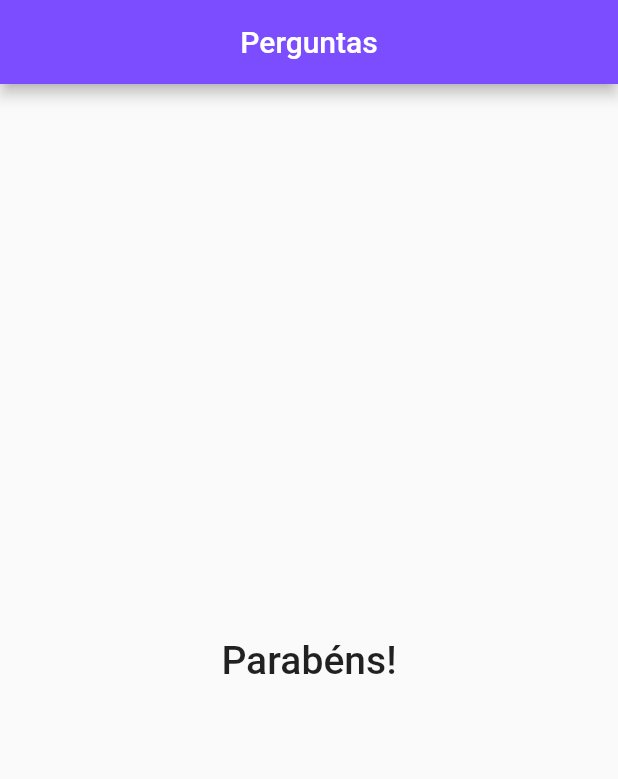
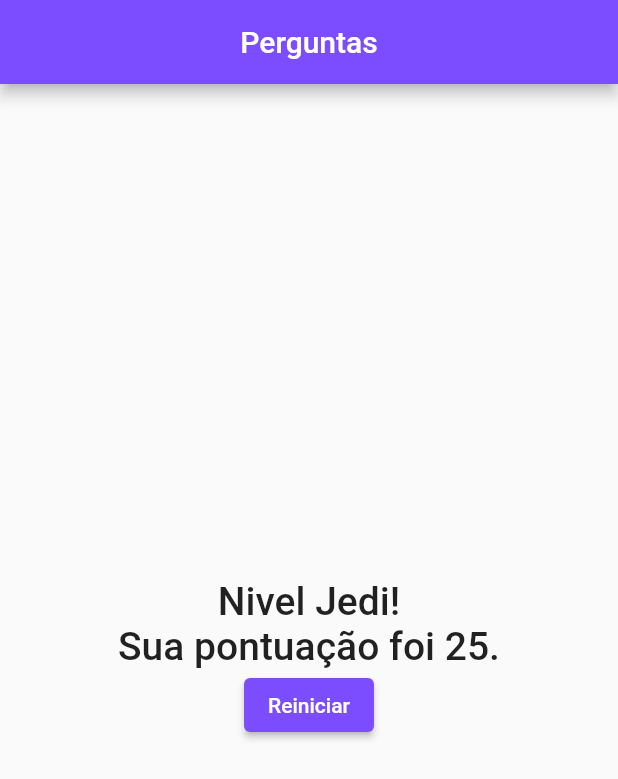
Before and after one commit to igorhms/flutter-projeto-perguntas, a Flutter app: the screen it shows after launch, after a tap on "Preto", after a tap on "Burguer King", after a tap on "Passarinho", on a phone screen of 412 x 824 dp. Shown: the top 779 px of the screen. Run offline on Flutter 3.47's test engine with Material 2 defaults, Android fonts, the phone set to English and light mode, and no system bars.

```diff
--- a/lib/main.dart
+++ b/lib/main.dart
@@ -2,47 +2,67 @@
 
 import 'package:flutter/cupertino.dart';
 import 'package:flutter/material.dart';
-import 'package:projeto_perguntas/resposta.dart';
-import './questao.dart';
+import 'package:projeto_perguntas/questionario.dart';
 import './resultado.dart';
 
 main() => runApp(PerguntaApp());
 
 class _PerguntaAppState extends State<PerguntaApp> {
   var _perguntaSelecionada = 0;
-  final List<Map<String, dynamic>> _perguntas = [
+  var _pontuacaoTotal = 0;
+
+  final List<Map<String, dynamic>> perguntas = [
     {
       'texto': 'Qual é a sua cor favorita?',
-      'respostas': ['Preto', 'Vermelho', 'Verde', 'Azul'],
+      'respostas': [
+        {'texto': 'Preto', 'pontuacao': 10},
+        {'texto': 'Vermelho', 'pontuacao': 5},
+        {'texto': 'Verde', 'pontuacao': 10},
+        {'texto': 'Azul', 'pontuacao': 1}
+      ],
     },
     {
       'texto': 'Qual é a sua comida favorita?',
-      'respostas': ['Salgados', 'Burguer King', 'Lasanha', 'Pizza'],
+      'respostas': [
+        {'texto': 'Salgados', 'pontuacao': 10},
+        {'texto': 'Burguer King', 'pontuacao': 8},
+        {'texto': 'Lasanha', 'pontuacao': 4},
+        {'texto': 'Pizza', 'pontuacao': 6},
+      ],
     },
     {
       'texto': 'Qual é o seu animal favorito?',
-      'respostas': ['Cachorro', 'Gato', 'Passarinho', 'Leão'],
+      'respostas': [
+        {'texto': 'Cachorro', 'pontuacao': 10},
+        {'texto': 'Gato', 'pontuacao': 9},
+        {'texto': 'Passarinho', 'pontuacao': 7},
+        {'texto': 'Leão', 'pontuacao': 8},
+      ],
     },
   ];
 
-  bool get temPerguntaSelecionada {
-    return _perguntaSelecionada < _perguntas.length;
+  void _responder(int pontuacao) {
+    if (temPerguntaSelecionada) {
+      setState(() {
+        _perguntaSelecionada++;
+        _pontuacaoTotal += pontuacao;
+      });
+    }
   }
 
-  void _responder() {
+  void _reiniciarQuestionario() {
     setState(() {
-      _perguntaSelecionada++;
+      _perguntaSelecionada = 0;
+      _pontuacaoTotal = 0;
     });
+  }
+
+  bool get temPerguntaSelecionada {
+    return _perguntaSelecionada < perguntas.length;
   }
 
   @override
   Widget build(BuildContext context) {
-    List<String> respostas = temPerguntaSelecionada
-        ? _perguntas[_perguntaSelecionada]['respostas']
-        : [];
-    List<Widget> widgets =
-        respostas.map((t) => Resposta(t, _responder)).toList();
-
     return MaterialApp(
       home: Scaffold(
         appBar: AppBar(
@@ -51,13 +71,11 @@ class _PerguntaAppState extends State<PerguntaApp> {
           backgroundColor: Colors.deepPurpleAccent,
         ),
         body: temPerguntaSelecionada
-            ? Column(
-                children: [
-                  Questao(_perguntas[_perguntaSelecionada]['texto'].toString()),
-                  ...widgets
-                ],
-              )
-            : Resultado(),
+            ? Questionario(
+                perguntas: perguntas,
+                perguntaSelecionada: _perguntaSelecionada,
+                responder: _responder)
+            : Resultado(_pontuacaoTotal, _reiniciarQuestionario),
       ),
     );
   }
--- /dev/null
+++ b/lib/questionario.dart
@@ -0,0 +1,45 @@
+import 'package:flutter/material.dart';
+import 'package:projeto_perguntas/questao.dart';
+import 'package:projeto_perguntas/resposta.dart';
+
+class Questionario extends StatelessWidget {
+  final int perguntaSelecionada;
+  final List<Map<String, dynamic>> perguntas;
+  final void Function(int) responder;
+
+  bool get temPerguntaSelecionada {
+    return perguntaSelecionada < perguntas.length;
+  }
+
+  Questionario({
+    required this.perguntas,
+    required this.perguntaSelecionada,
+    required this.responder,
+  });
+
+  @override
+  Widget build(BuildContext context) {
+    List respostas = temPerguntaSelecionada
+        ? perguntas[perguntaSelecionada]['respostas']
+        : [];
+
+    List widgets = respostas
+        .map(
+          (resp) => Resposta(
+            resp['texto'],
+            () => responder(
+              int.parse(resp['pontuacao'].toString()),
+            ),
+          ),
+        )
+        .toList();
+
+    return Column(
+      children: <Widget>[
+        Questao(perguntas[perguntaSelecionada]['texto'].toString()),
+        ...widgets,
+        // ...widgets
+      ],
+    );
+  }
+}
--- a/lib/resposta.dart
+++ b/lib/resposta.dart
@@ -4,7 +4,8 @@ class Resposta extends StatelessWidget {
   final String texto;
   final void Function() onSelect;
 
-  Resposta(this.texto, this.onSelect);
+  // ignore: use_key_in_widget_constructors
+  const Resposta(this.texto, this.onSelect);
 
   @override
   Widget build(BuildContext context) {
--- a/lib/resultado.dart
+++ b/lib/resultado.dart
@@ -1,16 +1,46 @@
 import 'package:flutter/material.dart';
 
 class Resultado extends StatelessWidget {
+  final int pontuacao;
+  final void Function() reiniciarQuestionario;
+
+  Resultado(this.pontuacao, this.reiniciarQuestionario);
+
+  String get fraseResultado {
+    if (pontuacao < 8) {
+      return 'Parabéns!\nSua pontuação foi $pontuacao.';
+    } else if (pontuacao < 12) {
+      return 'Você é bom!\nSua pontuação foi $pontuacao.';
+    } else if (pontuacao < 16) {
+      return 'Impressionante!\nSua pontuação foi $pontuacao.';
+    } else {
+      return 'Nivel Jedi!\nSua pontuação foi $pontuacao.';
+    }
+  }
+
   @override
   Widget build(BuildContext context) {
-    return Center(
-      child: Text(
-        'Parabéns!',
-        style: TextStyle(
-          fontSize: 26,
-          fontWeight: FontWeight.w500,
+    return Column(
+      mainAxisAlignment: MainAxisAlignment.center,
+      children: [
+        Center(
+          child: Text(
+            fraseResultado,
+            style: const TextStyle(
+              fontSize: 26,
+              fontWeight: FontWeight.w500,
+            ),
+            textAlign: TextAlign.center,
+          ),
         ),
-      ),
+        ElevatedButton(
+          child: const Text('Reiniciar'),
+          onPressed: reiniciarQuestionario,
+          style: ButtonStyle(
+            backgroundColor: MaterialStateProperty.all(Colors.deepPurpleAccent),
+          ),
+        )
+      ],
     );
   }
 }
```
